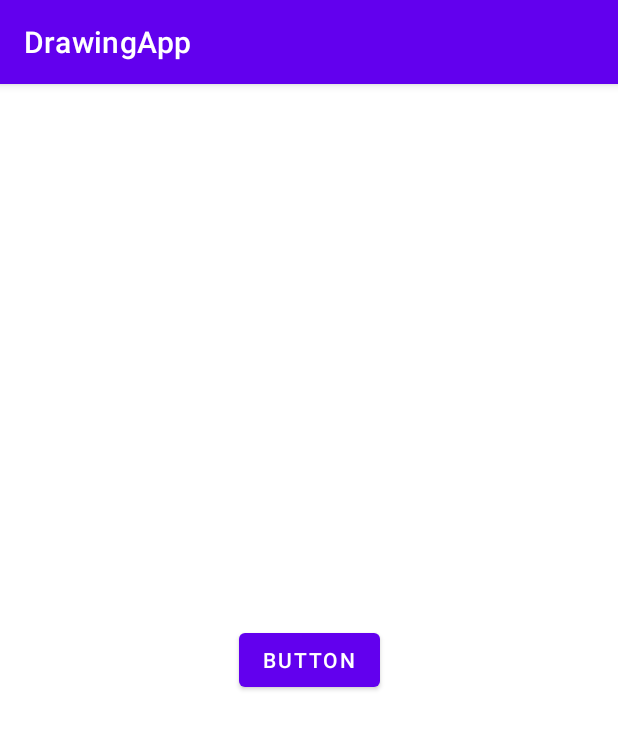
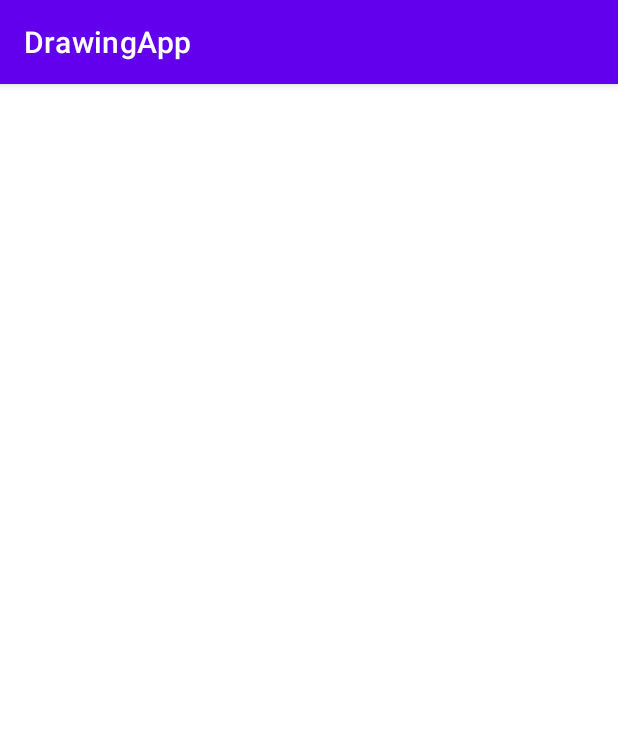
Before and after one commit to Aasif462/Drawing-App, an Android app: the screen it shows after launch (MainActivity), on a phone screen of 412 x 824 dp. Shown: the top 729 px of the screen. Run offline under Robolectric (Android 15) with nearby library versions, the phone set to English and light mode, and no system bars.

Commit message:
Third Commit

```diff
--- a/app/src/main/res/layout/activity_main.xml
+++ b/app/src/main/res/layout/activity_main.xml
@@ -4,15 +4,4 @@
     xmlns:tools="http://schemas.android.com/tools"
     android:layout_width="match_parent"
     android:layout_height="match_parent"
-    tools:context=".MainActivity">
-
-    <Button
-        android:id="@+id/button"
-        android:layout_width="wrap_content"
-        android:layout_height="wrap_content"
-        android:text="Button"
-        app:layout_constraintBottom_toBottomOf="parent"
-        app:layout_constraintEnd_toEndOf="parent"
-        app:layout_constraintStart_toStartOf="parent"
-        app:layout_constraintTop_toTopOf="parent" />
-</androidx.constraintlayout.widget.ConstraintLayout>
+    tools:context=".MainActivity"/>
```
